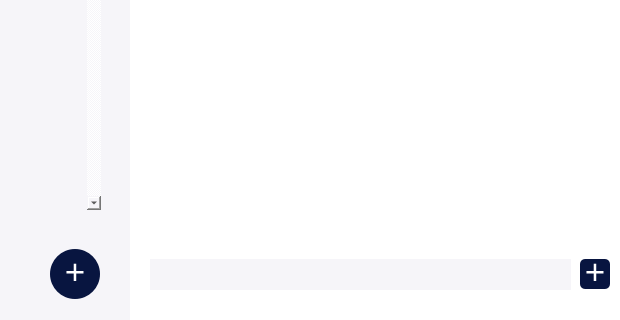
First picture: the form in ui/home.ui, repository teokafor/simple-goals, before the edit; both pictures show x 380 to 1000 and y 381 to 701 of the 1000 by 701 pixel window.
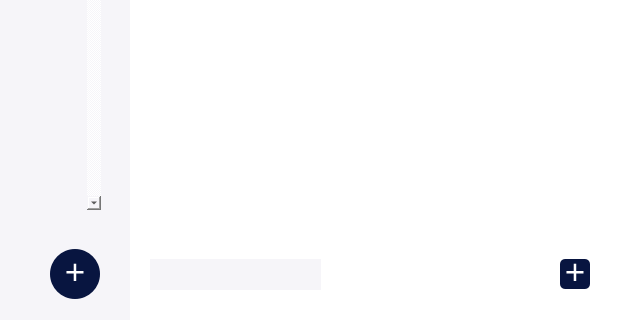
Second picture: the form after the edit.

Commit message: resized subgoals layout to fix #31

The edit to the form file:
```diff
--- a/ui/home.ui
+++ b/ui/home.ui
@@ -427,7 +427,7 @@
      <rect>
       <x>530</x>
       <y>640</y>
-      <width>421</width>
+      <width>171</width>
       <height>31</height>
      </rect>
     </property>
@@ -448,7 +448,7 @@
     <widget class="QPushButton" name="newSubgoal">
      <property name="geometry">
       <rect>
-       <x>450</x>
+       <x>430</x>
        <y>650</y>
        <width>30</width>
        <height>30</height>
```
Left out of the diff: 4 changed lines with no effect on the pictures. The commit also changes 1 other file.
